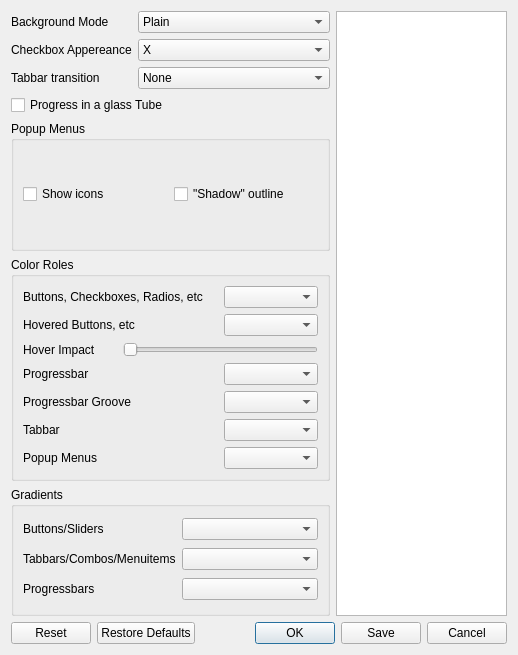
Before: the Qt Designer form kstyles/oxygen/config/config.ui in KDE/kdelibs, drawn with Qt 5.
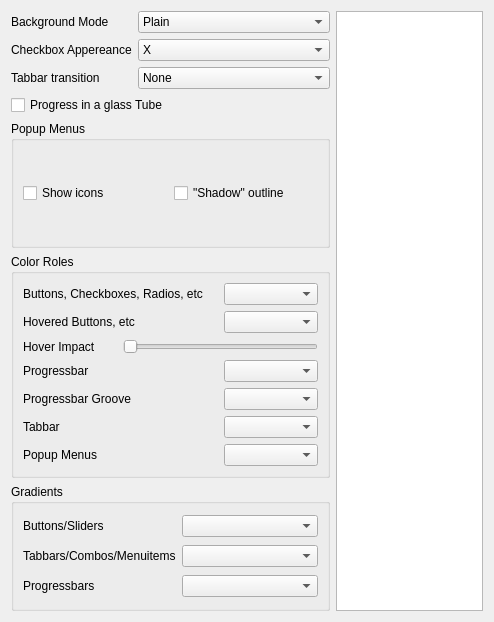
After: the same form once the commit is applied.

Commit message: step towards part/sdtalon split

```diff
--- a/kstyles/oxygen/config/config.ui
+++ b/kstyles/oxygen/config/config.ui
@@ -1,12 +1,12 @@
 <ui version="4.0" >
  <class>Config</class>
- <widget class="QDialog" name="Config" >
+ <widget class="QWidget" name="Config" >
   <property name="geometry" >
    <rect>
     <x>0</x>
     <y>0</y>
-    <width>518</width>
-    <height>655</height>
+    <width>494</width>
+    <height>622</height>
    </rect>
   </property>
   <property name="windowTitle" >
@@ -309,16 +309,6 @@
      </layout>
     </widget>
    </item>
-   <item row="7" column="0" colspan="3" >
-    <widget class="QDialogButtonBox" name="buttonBox" >
-     <property name="orientation" >
-      <enum>Qt::Horizontal</enum>
-     </property>
-     <property name="standardButtons" >
-      <set>QDialogButtonBox::Cancel|QDialogButtonBox::NoButton|QDialogButtonBox::Ok|QDialogButtonBox::Reset|QDialogButtonBox::RestoreDefaults|QDialogButtonBox::Save</set>
-     </property>
-    </widget>
-   </item>
   </layout>
  </widget>
  <resources/>
```
Left out of the diff: 2 changed lines with no effect on the pictures. The commit also changes 2 other files.
